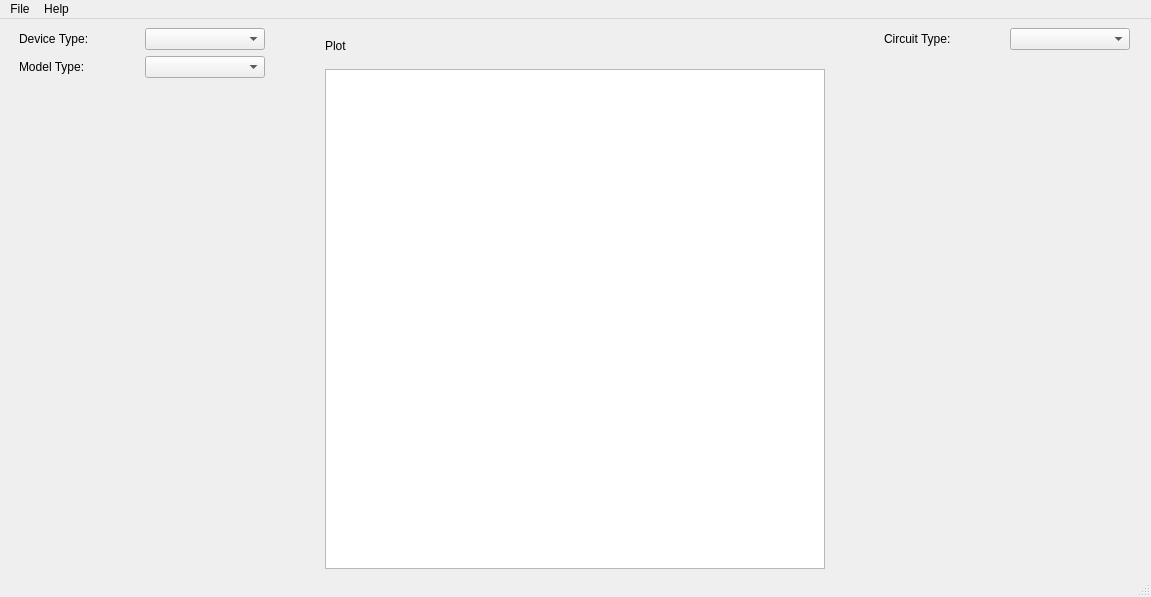
The window that valvedesigncalculator.ui (olivergardiner/ValveDesignCalculator) describes before a commit, drawn with Qt 5.
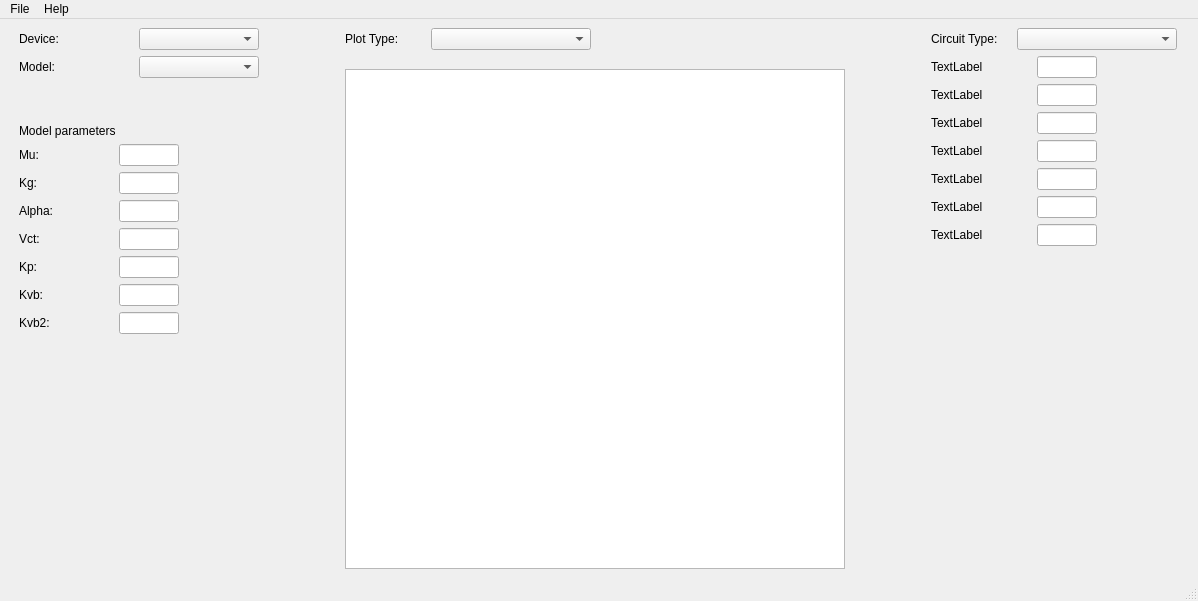
The same window after the commit.

```diff
--- a/valvedesigncalculator.ui
+++ b/valvedesigncalculator.ui
@@ -6,8 +6,8 @@
    <rect>
     <x>0</x>
     <y>0</y>
-    <width>1151</width>
-    <height>597</height>
+    <width>1198</width>
+    <height>601</height>
    </rect>
   </property>
   <property name="windowTitle">
@@ -19,7 +19,7 @@
      <rect>
       <x>19</x>
       <y>9</y>
-      <width>1111</width>
+      <width>1158</width>
       <height>541</height>
      </rect>
     </property>
@@ -29,7 +29,77 @@
        <item>
         <layout class="QHBoxLayout" name="horizontalLayout_2">
          <item>
-          <widget class="QLabel" name="label">
+          <widget class="QLabel" name="label_4">
+           <property name="text">
+            <string>Device:</string>
+           </property>
+          </widget>
+         </item>
+         <item>
+          <widget class="QComboBox" name="stdDeviceSelection">
+           <property name="minimumSize">
+            <size>
+             <width>120</width>
+             <height>0</height>
+            </size>
+           </property>
+           <property name="maximumSize">
+            <size>
+             <width>120</width>
+             <height>16777215</height>
+            </size>
+           </property>
+          </widget>
+         </item>
+        </layout>
+       </item>
+       <item>
+        <layout class="QHBoxLayout" name="horizontalLayout_17">
+         <item>
+          <widget class="QLabel" name="label_5">
+           <property name="text">
+            <string>Model:</string>
+           </property>
+          </widget>
+         </item>
+         <item>
+          <widget class="QComboBox" name="stdModelSelection">
+           <property name="minimumSize">
+            <size>
+             <width>120</width>
+             <height>0</height>
+            </size>
+           </property>
+           <property name="maximumSize">
+            <size>
+             <width>120</width>
+             <height>16777215</height>
+            </size>
+           </property>
+          </widget>
+         </item>
+        </layout>
+       </item>
+       <item>
+        <spacer name="verticalSpacer_4">
+         <property name="orientation">
+          <enum>Qt::Vertical</enum>
+         </property>
+         <property name="sizeType">
+          <enum>QSizePolicy::Fixed</enum>
+         </property>
+         <property name="sizeHint" stdset="0">
+          <size>
+           <width>20</width>
+           <height>40</height>
+          </size>
+         </property>
+        </spacer>
+       </item>
+       <item>
+        <layout class="QVBoxLayout" name="customModel">
+         <item>
+          <widget class="QLabel" name="label_7">
            <property name="sizePolicy">
             <sizepolicy hsizetype="Fixed" vsizetype="Preferred">
              <horstretch>0</horstretch>
@@ -38,56 +108,384 @@
            </property>
            <property name="minimumSize">
             <size>
-             <width>120</width>
+             <width>240</width>
              <height>0</height>
             </size>
            </property>
            <property name="maximumSize">
             <size>
-             <width>120</width>
+             <width>240</width>
              <height>16777215</height>
             </size>
            </property>
            <property name="text">
-            <string>Device Type:</string>
+            <string>Model parameters</string>
            </property>
           </widget>
          </item>
          <item>
-          <widget class="QComboBox" name="deviceSelect">
-           <property name="sizePolicy">
-            <sizepolicy hsizetype="Fixed" vsizetype="Fixed">
-             <horstretch>0</horstretch>
-             <verstretch>0</verstretch>
-            </sizepolicy>
-           </property>
-           <property name="minimumSize">
-            <size>
-             <width>120</width>
-             <height>0</height>
-            </size>
-           </property>
-           <property name="maximumSize">
-            <size>
-             <width>120</width>
-             <height>16777215</height>
-            </size>
-           </property>
-          </widget>
+          <layout class="QHBoxLayout" name="horizontalLayout_9">
+           <item>
+            <widget class="QLabel" name="par1Label">
+             <property name="text">
+              <string>Mu:</string>
+             </property>
+            </widget>
+           </item>
+           <item>
+            <widget class="QLineEdit" name="par1Value">
+             <property name="enabled">
+              <bool>true</bool>
+             </property>
+             <property name="sizePolicy">
+              <sizepolicy hsizetype="Fixed" vsizetype="Fixed">
+               <horstretch>0</horstretch>
+               <verstretch>0</verstretch>
+              </sizepolicy>
+             </property>
+             <property name="minimumSize">
+              <size>
+               <width>60</width>
+               <height>0</height>
+              </size>
+             </property>
+             <property name="maximumSize">
+              <size>
+               <width>60</width>
+               <height>16777215</height>
+              </size>
+             </property>
+            </widget>
+           </item>
+           <item>
+            <spacer name="horizontalSpacer_5">
+             <property name="orientation">
+              <enum>Qt::Horizontal</enum>
+             </property>
+             <property name="sizeType">
+              <enum>QSizePolicy::Fixed</enum>
+             </property>
+             <property name="sizeHint" stdset="0">
+              <size>
+               <width>80</width>
+               <height>20</height>
+              </size>
+             </property>
+            </spacer>
+           </item>
+          </layout>
          </item>
-        </layout>
-       </item>
-       <item>
-        <layout class="QHBoxLayout" name="horizontalLayout_3">
          <item>
-          <widget class="QLabel" name="label_2">
-           <property name="text">
-            <string>Model Type:</string>
-           </property>
-          </widget>
+          <layout class="QHBoxLayout" name="horizontalLayout_11">
+           <item>
+            <widget class="QLabel" name="par2Label">
+             <property name="text">
+              <string>Kg:</string>
+             </property>
+            </widget>
+           </item>
+           <item>
+            <widget class="QLineEdit" name="par2Value">
+             <property name="enabled">
+              <bool>true</bool>
+             </property>
+             <property name="sizePolicy">
+              <sizepolicy hsizetype="Fixed" vsizetype="Fixed">
+               <horstretch>0</horstretch>
+               <verstretch>0</verstretch>
+              </sizepolicy>
+             </property>
+             <property name="minimumSize">
+              <size>
+               <width>60</width>
+               <height>0</height>
+              </size>
+             </property>
+             <property name="maximumSize">
+              <size>
+               <width>60</width>
+               <height>16777215</height>
+              </size>
+             </property>
+            </widget>
+           </item>
+           <item>
+            <spacer name="horizontalSpacer_3">
+             <property name="orientation">
+              <enum>Qt::Horizontal</enum>
+             </property>
+             <property name="sizeType">
+              <enum>QSizePolicy::Fixed</enum>
+             </property>
+             <property name="sizeHint" stdset="0">
+              <size>
+               <width>80</width>
+               <height>20</height>
+              </size>
+             </property>
+            </spacer>
+           </item>
+          </layout>
          </item>
          <item>
-          <widget class="QComboBox" name="modelSelect"/>
+          <layout class="QHBoxLayout" name="horizontalLayout_14">
+           <item>
+            <widget class="QLabel" name="par3Label">
+             <property name="text">
+              <string>Alpha:</string>
+             </property>
+            </widget>
+           </item>
+           <item>
+            <widget class="QLineEdit" name="par3Value">
+             <property name="enabled">
+              <bool>true</bool>
+             </property>
+             <property name="sizePolicy">
+              <sizepolicy hsizetype="Fixed" vsizetype="Fixed">
+               <horstretch>0</horstretch>
+               <verstretch>0</verstretch>
+              </sizepolicy>
+             </property>
+             <property name="minimumSize">
+              <size>
+               <width>60</width>
+               <height>0</height>
+              </size>
+             </property>
+             <property name="maximumSize">
+              <size>
+               <width>60</width>
+               <height>16777215</height>
+              </size>
+             </property>
+            </widget>
+           </item>
+           <item>
+            <spacer name="horizontalSpacer_6">
+             <property name="orientation">
+              <enum>Qt::Horizontal</enum>
+             </property>
+             <property name="sizeType">
+              <enum>QSizePolicy::Fixed</enum>
+             </property>
+             <property name="sizeHint" stdset="0">
+              <size>
+               <width>80</width>
+               <height>20</height>
+              </size>
+             </property>
+            </spacer>
+           </item>
+          </layout>
+         </item>
+         <item>
+          <layout class="QHBoxLayout" name="horizontalLayout_22">
+           <item>
+            <widget class="QLabel" name="par4Label">
+             <property name="text">
+              <string>Vct:</string>
+             </property>
+            </widget>
+           </item>
+           <item>
+            <widget class="QLineEdit" name="par4Value">
+             <property name="enabled">
+              <bool>true</bool>
+             </property>
+             <property name="sizePolicy">
+              <sizepolicy hsizetype="Fixed" vsizetype="Fixed">
+               <horstretch>0</horstretch>
+               <verstretch>0</verstretch>
+              </sizepolicy>
+             </property>
+             <property name="minimumSize">
+              <size>
+               <width>60</width>
+               <height>0</height>
+              </size>
+             </property>
+             <property name="maximumSize">
+              <size>
+               <width>60</width>
+               <height>16777215</height>
+              </size>
+             </property>
+            </widget>
+           </item>
+           <item>
+            <spacer name="horizontalSpacer_4">
+             <property name="orientation">
+              <enum>Qt::Horizontal</enum>
+             </property>
+             <property name="sizeType">
+              <enum>QSizePolicy::Fixed</enum>
+             </property>
+             <property name="sizeHint" stdset="0">
+              <size>
+               <width>80</width>
+               <height>20</height>
+              </size>
+             </property>
+            </spacer>
+           </item>
+          </layout>
+         </item>
+         <item>
+          <layout class="QHBoxLayout" name="horizontalLayout_24">
+           <item>
+            <widget class="QLabel" name="par5Label">
+             <property name="text">
+              <string>Kp:</string>
+             </property>
+            </widget>
+           </item>
+           <item>
+            <widget class="QLineEdit" name="par5Value">
+             <property name="enabled">
+              <bool>true</bool>
+             </property>
+             <property name="sizePolicy">
+              <sizepolicy hsizetype="Fixed" vsizetype="Fixed">
+               <horstretch>0</horstretch>
+               <verstretch>0</verstretch>
+              </sizepolicy>
+             </property>
+             <property name="minimumSize">
+              <size>
+               <width>60</width>
+               <height>0</height>
+              </size>
+             </property>
+             <property name="maximumSize">
+              <size>
+               <width>60</width>
+               <height>16777215</height>
+              </size>
+             </property>
+            </widget>
+           </item>
+           <item>
+            <spacer name="horizontalSpacer_8">
+             <property name="orientation">
+              <enum>Qt::Horizontal</enum>
+             </property>
+             <property name="sizeType">
+              <enum>QSizePolicy::Fixed</enum>
+             </property>
+             <property name="sizeHint" stdset="0">
+              <size>
+               <width>80</width>
+               <height>20</height>
+              </size>
+             </property>
+            </spacer>
+           </item>
+          </layout>
+         </item>
+         <item>
+          <layout class="QHBoxLayout" name="horizontalLayout_25">
+           <item>
+            <widget class="QLabel" name="par6Label">
+             <property name="text">
+              <string>Kvb:</string>
+             </property>
+            </widget>
+           </item>
+           <item>
+            <widget class="QLineEdit" name="par6Value">
+             <property name="enabled">
+              <bool>true</bool>
+             </property>
+             <property name="sizePolicy">
+              <sizepolicy hsizetype="Fixed" vsizetype="Fixed">
+               <horstretch>0</horstretch>
+               <verstretch>0</verstretch>
+              </sizepolicy>
+             </property>
+             <property name="minimumSize">
+              <size>
+               <width>60</width>
+               <height>0</height>
+              </size>
+             </property>
+             <property name="maximumSize">
+              <size>
+               <width>60</width>
+               <height>16777215</height>
+              </size>
+             </property>
+            </widget>
+           </item>
+           <item>
+            <spacer name="horizontalSpacer_9">
+             <property name="orientation">
+              <enum>Qt::Horizontal</enum>
+             </property>
+             <property name="sizeType">
+              <enum>QSizePolicy::Fixed</enum>
+             </property>
+             <property name="sizeHint" stdset="0">
+              <size>
+               <width>80</width>
+               <height>20</height>
+              </size>
+             </property>
+            </spacer>
+           </item>
+          </layout>
+         </item>
+         <item>
+          <layout class="QHBoxLayout" name="horizontalLayout_23">
+           <item>
+            <widget class="QLabel" name="par7Label">
+             <property name="text">
+              <string>Kvb2:</string>
+             </property>
+            </widget>
+           </item>
+           <item>
+            <widget class="QLineEdit" name="par7Value">
+             <property name="enabled">
+              <bool>true</bool>
+             </property>
+             <property name="sizePolicy">
+              <sizepolicy hsizetype="Fixed" vsizetype="Fixed">
+               <horstretch>0</horstretch>
+               <verstretch>0</verstretch>
+              </sizepolicy>
+             </property>
+             <property name="minimumSize">
+              <size>
+               <width>60</width>
+               <height>0</height>
+              </size>
+             </property>
+             <property name="maximumSize">
+              <size>
+               <width>60</width>
+               <height>16777215</height>
+              </size>
+             </property>
+            </widget>
+           </item>
+           <item>
+            <spacer name="horizontalSpacer_7">
+             <property name="orientation">
+              <enum>Qt::Horizontal</enum>
+             </property>
+             <property name="sizeType">
+              <enum>QSizePolicy::Fixed</enum>
+             </property>
+             <property name="sizeHint" stdset="0">
+              <size>
+               <width>80</width>
+               <height>20</height>
+              </size>
+             </property>
+            </spacer>
+           </item>
+          </layout>
          </item>
         </layout>
        </item>
@@ -122,11 +520,75 @@
      <item>
       <layout class="QVBoxLayout" name="verticalLayout_2">
        <item>
-        <widget class="QLabel" name="plotTitle">
-         <property name="text">
-          <string>Plot</string>
+        <layout class="QHBoxLayout" name="horizontalLayout_15">
+         <item>
+          <widget class="QLabel" name="plotTitle">
+           <property name="sizePolicy">
+            <sizepolicy hsizetype="Fixed" vsizetype="Preferred">
+             <horstretch>0</horstretch>
+             <verstretch>0</verstretch>
+            </sizepolicy>
+           </property>
+           <property name="minimumSize">
+            <size>
+             <width>80</width>
+             <height>0</height>
+            </size>
+           </property>
+           <property name="maximumSize">
+            <size>
+             <width>80</width>
+             <height>16777215</height>
+            </size>
+           </property>
+           <property name="text">
+            <string>Plot Type:</string>
+           </property>
+          </widget>
+         </item>
+         <item>
+          <widget class="QComboBox" name="plotSelection">
+           <property name="minimumSize">
+            <size>
+             <width>160</width>
+             <height>0</height>
+            </size>
+           </property>
+           <property name="maximumSize">
+            <size>
+             <width>160</width>
+             <height>16777215</height>
+            </size>
+           </property>
+          </widget>
+         </item>
+         <item>
+          <spacer name="horizontalSpacer_17">
+           <property name="orientation">
+            <enum>Qt::Horizontal</enum>
+           </property>
+           <property name="sizeHint" stdset="0">
+            <size>
+             <width>40</width>
+             <height>20</height>
+            </size>
+           </property>
+          </spacer>
+         </item>
+        </layout>
+       </item>
+       <item>
+        <spacer name="verticalSpacer_3">
+         <property name="orientation">
+          <enum>Qt::Vertical</enum>
          </property>
-        </widget>
+         <property name="sizeHint" stdset="0">
+          <size>
+           <width>20</width>
+           <height>40</height>
+          </size>
+         </property>
+        </spacer>
        </item>
        <item>
         <widget class="QGraphicsView" name="graphicsView">
@@ -179,13 +641,13 @@
            </property>
            <property name="minimumSize">
             <size>
-             <width>120</width>
+             <width>80</width>
              <height>0</height>
             </size>
            </property>
            <property name="maximumSize">
             <size>
-             <width>120</width>
+             <width>80</width>
              <height>16777215</height>
             </size>
            </property>
@@ -204,13 +666,13 @@
            </property>
            <property name="minimumSize">
             <size>
-             <width>120</width>
+             <width>160</width>
              <height>0</height>
             </size>
            </property>
            <property name="maximumSize">
             <size>
-             <width>120</width>
+             <width>160</width>
              <height>16777215</height>
             </size>
            </property>
@@ -218,6 +680,349 @@
          </item>
         </layout>
        </item>
+       <item>
+        <layout class="QHBoxLayout" name="horizontalLayout_5">
+         <item>
+          <widget class="QLabel" name="cir1Label">
+           <property name="text">
+            <string>TextLabel</string>
+           </property>
+          </widget>
+         </item>
+         <item>
+          <widget class="QLineEdit" name="cir1Value">
+           <property name="sizePolicy">
+            <sizepolicy hsizetype="Fixed" vsizetype="Fixed">
+             <horstretch>0</horstretch>
+             <verstretch>0</verstretch>
+            </sizepolicy>
+           </property>
+           <property name="minimumSize">
+            <size>
+             <width>60</width>
+             <height>0</height>
+            </size>
+           </property>
+           <property name="maximumSize">
+            <size>
+             <width>60</width>
+             <height>16777215</height>
+            </size>
+           </property>
+          </widget>
+         </item>
+         <item>
+          <spacer name="horizontalSpacer_10">
+           <property name="orientation">
+            <enum>Qt::Horizontal</enum>
+           </property>
+           <property name="sizeType">
+            <enum>QSizePolicy::Fixed</enum>
+           </property>
+           <property name="sizeHint" stdset="0">
+            <size>
+             <width>80</width>
+             <height>20</height>
+            </size>
+           </property>
+          </spacer>
+         </item>
+        </layout>
+       </item>
+       <item>
+        <layout class="QHBoxLayout" name="horizontalLayout_6">
+         <item>
+          <widget class="QLabel" name="cir2Label">
+           <property name="text">
+            <string>TextLabel</string>
+           </property>
+          </widget>
+         </item>
+         <item>
+          <widget class="QLineEdit" name="cir2Value">
+           <property name="sizePolicy">
+            <sizepolicy hsizetype="Fixed" vsizetype="Fixed">
+             <horstretch>0</horstretch>
+             <verstretch>0</verstretch>
+            </sizepolicy>
+           </property>
+           <property name="minimumSize">
+            <size>
+             <width>60</width>
+             <height>0</height>
+            </size>
+           </property>
+           <property name="maximumSize">
+            <size>
+             <width>60</width>
+             <height>16777215</height>
+            </size>
+           </property>
+          </widget>
+         </item>
+         <item>
+          <spacer name="horizontalSpacer_11">
+           <property name="orientation">
+            <enum>Qt::Horizontal</enum>
+           </property>
+           <property name="sizeType">
+            <enum>QSizePolicy::Fixed</enum>
+           </property>
+           <property name="sizeHint" stdset="0">
+            <size>
+             <width>80</width>
+             <height>20</height>
+            </size>
+           </property>
+          </spacer>
+         </item>
+        </layout>
+       </item>
+       <item>
+        <layout class="QHBoxLayout" name="horizontalLayout_7">
+         <item>
+          <widget class="QLabel" name="cir3Label">
+           <property name="text">
+            <string>TextLabel</string>
+           </property>
+          </widget>
+         </item>
+         <item>
+          <widget class="QLineEdit" name="cir3Value">
+           <property name="sizePolicy">
+            <sizepolicy hsizetype="Fixed" vsizetype="Fixed">
+             <horstretch>0</horstretch>
+             <verstretch>0</verstretch>
+            </sizepolicy>
+           </property>
+           <property name="minimumSize">
+            <size>
+             <width>60</width>
+             <height>0</height>
+            </size>
+           </property>
+           <property name="maximumSize">
+            <size>
+             <width>60</width>
+             <height>16777215</height>
+            </size>
+           </property>
+          </widget>
+         </item>
+         <item>
+          <spacer name="horizontalSpacer_12">
+           <property name="orientation">
+            <enum>Qt::Horizontal</enum>
+           </property>
+           <property name="sizeType">
+            <enum>QSizePolicy::Fixed</enum>
+           </property>
+           <property name="sizeHint" stdset="0">
+            <size>
+             <width>80</width>
+             <height>20</height>
+            </size>
+           </property>
+          </spacer>
+         </item>
+        </layout>
+       </item>
+       <item>
+        <layout class="QHBoxLayout" name="horizontalLayout_8">
+         <item>
+          <widget class="QLabel" name="cir4Label">
+           <property name="text">
+            <string>TextLabel</string>
+           </property>
+          </widget>
+         </item>
+         <item>
+          <widget class="QLineEdit" name="cir4Value">
+           <property name="sizePolicy">
+            <sizepolicy hsizetype="Fixed" vsizetype="Fixed">
+             <horstretch>0</horstretch>
+             <verstretch>0</verstretch>
+            </sizepolicy>
+           </property>
+           <property name="minimumSize">
+            <size>
+             <width>60</width>
+             <height>0</height>
+            </size>
+           </property>
+           <property name="maximumSize">
+            <size>
+             <width>60</width>
+             <height>16777215</height>
+            </size>
+           </property>
+          </widget>
+         </item>
+         <item>
+          <spacer name="horizontalSpacer_13">
+           <property name="orientation">
+            <enum>Qt::Horizontal</enum>
+           </property>
+           <property name="sizeType">
+            <enum>QSizePolicy::Fixed</enum>
+           </property>
+           <property name="sizeHint" stdset="0">
+            <size>
+             <width>80</width>
+             <height>20</height>
+            </size>
+           </property>
+          </spacer>
+         </item>
+        </layout>
+       </item>
+       <item>
+        <layout class="QHBoxLayout" name="horizontalLayout_10">
+         <item>
+          <widget class="QLabel" name="cir5Label">
+           <property name="text">
+            <string>TextLabel</string>
+           </property>
+          </widget>
+         </item>
+         <item>
+          <widget class="QLineEdit" name="cir5Value">
+           <property name="sizePolicy">
+            <sizepolicy hsizetype="Fixed" vsizetype="Fixed">
+             <horstretch>0</horstretch>
+             <verstretch>0</verstretch>
+            </sizepolicy>
+           </property>
+           <property name="minimumSize">
+            <size>
+             <width>60</width>
+             <height>0</height>
+            </size>
+           </property>
+           <property name="maximumSize">
+            <size>
+             <width>60</width>
+             <height>16777215</height>
+            </size>
+           </property>
+          </widget>
+         </item>
+         <item>
+          <spacer name="horizontalSpacer_14">
+           <property name="orientation">
+            <enum>Qt::Horizontal</enum>
+           </property>
+           <property name="sizeType">
+            <enum>QSizePolicy::Fixed</enum>
+           </property>
+           <property name="sizeHint" stdset="0">
+            <size>
+             <width>80</width>
+             <height>20</height>
+            </size>
+           </property>
+          </spacer>
+         </item>
+        </layout>
+       </item>
+       <item>
+        <layout class="QHBoxLayout" name="horizontalLayout_12">
+         <item>
+          <widget class="QLabel" name="cir6Label">
+           <property name="text">
+            <string>TextLabel</string>
+           </property>
+          </widget>
+         </item>
+         <item>
+          <widget class="QLineEdit" name="cir6Value">
+           <property name="sizePolicy">
+            <sizepolicy hsizetype="Fixed" vsizetype="Fixed">
+             <horstretch>0</horstretch>
+             <verstretch>0</verstretch>
+            </sizepolicy>
+           </property>
+           <property name="minimumSize">
+            <size>
+             <width>60</width>
+             <height>0</height>
+            </size>
+           </property>
+           <property name="maximumSize">
+            <size>
+             <width>60</width>
+             <height>16777215</height>
+            </size>
+           </property>
+          </widget>
+         </item>
+         <item>
+          <spacer name="horizontalSpacer_15">
+           <property name="orientation">
+            <enum>Qt::Horizontal</enum>
+           </property>
+           <property name="sizeType">
+            <enum>QSizePolicy::Fixed</enum>
+           </property>
+           <property name="sizeHint" stdset="0">
+            <size>
+             <width>80</width>
+             <height>20</height>
+            </size>
+           </property>
+          </spacer>
+         </item>
+        </layout>
+       </item>
+       <item>
+        <layout class="QHBoxLayout" name="horizontalLayout_13">
+         <item>
+          <widget class="QLabel" name="cir7Label">
+           <property name="text">
+            <string>TextLabel</string>
+           </property>
+          </widget>
+         </item>
+         <item>
+          <widget class="QLineEdit" name="cir7Value">
+           <property name="sizePolicy">
+            <sizepolicy hsizetype="Fixed" vsizetype="Fixed">
+             <horstretch>0</horstretch>
+             <verstretch>0</verstretch>
+            </sizepolicy>
+           </property>
+           <property name="minimumSize">
+            <size>
+             <width>60</width>
+             <height>0</height>
+            </size>
+           </property>
+           <property name="maximumSize">
+            <size>
+             <width>60</width>
+             <height>16777215</height>
+            </size>
+           </property>
+          </widget>
+         </item>
+         <item>
+          <spacer name="horizontalSpacer_16">
+           <property name="orientation">
+            <enum>Qt::Horizontal</enum>
+           </property>
+           <property name="sizeType">
+            <enum>QSizePolicy::Fixed</enum>
+           </property>
+           <property name="sizeHint" stdset="0">
+            <size>
+             <width>80</width>
+             <height>20</height>
+            </size>
+           </property>
+          </spacer>
+         </item>
+        </layout>
+       </item>
        <item>
         <spacer name="verticalSpacer_2">
          <property name="orientation">
@@ -241,7 +1046,7 @@
     <rect>
      <x>0</x>
      <y>0</y>
-     <width>1151</width>
+     <width>1198</width>
      <height>22</height>
     </rect>
    </property>
```
Left out of the diff: 4 changed lines with no effect on the pictures.
